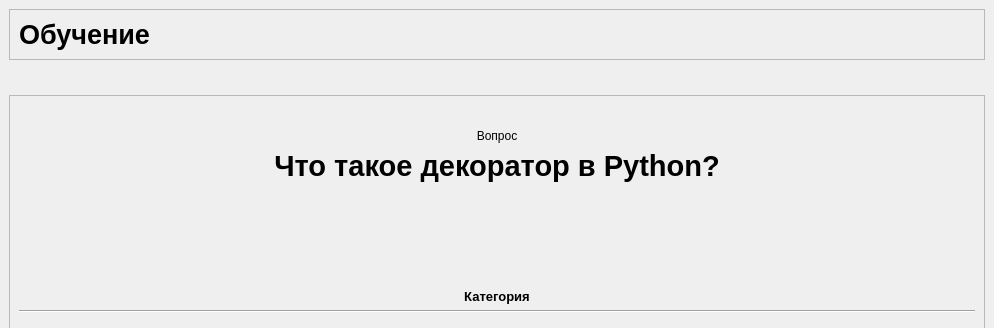
roms140/PyQt_project, file ui/study_page.ui: the form before one commit; both pictures show x 0 to 994 and y 0 to 328 of the 994 by 600 pixel window.
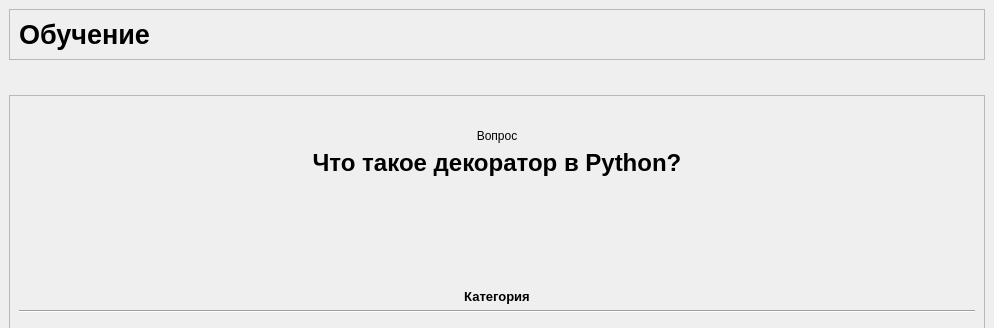
The form after the commit.

Commit message: Improving the display of the question on the study page

Diff of the .ui file:
```diff
--- a/ui/study_page.ui
+++ b/ui/study_page.ui
@@ -104,9 +104,15 @@
        </item>
        <item>
         <widget class="QLabel" name="questionLabel">
+         <property name="sizePolicy">
+          <sizepolicy hsizetype="Expanding" vsizetype="Preferred">
+           <horstretch>0</horstretch>
+           <verstretch>0</verstretch>
+          </sizepolicy>
+         </property>
          <property name="font">
           <font>
-           <pointsize>22</pointsize>
+           <pointsize>18</pointsize>
            <bold>true</bold>
           </font>
          </property>
```
Left out of the diff: 9 changed lines with no effect on the pictures. The commit also changes 4 other files.
